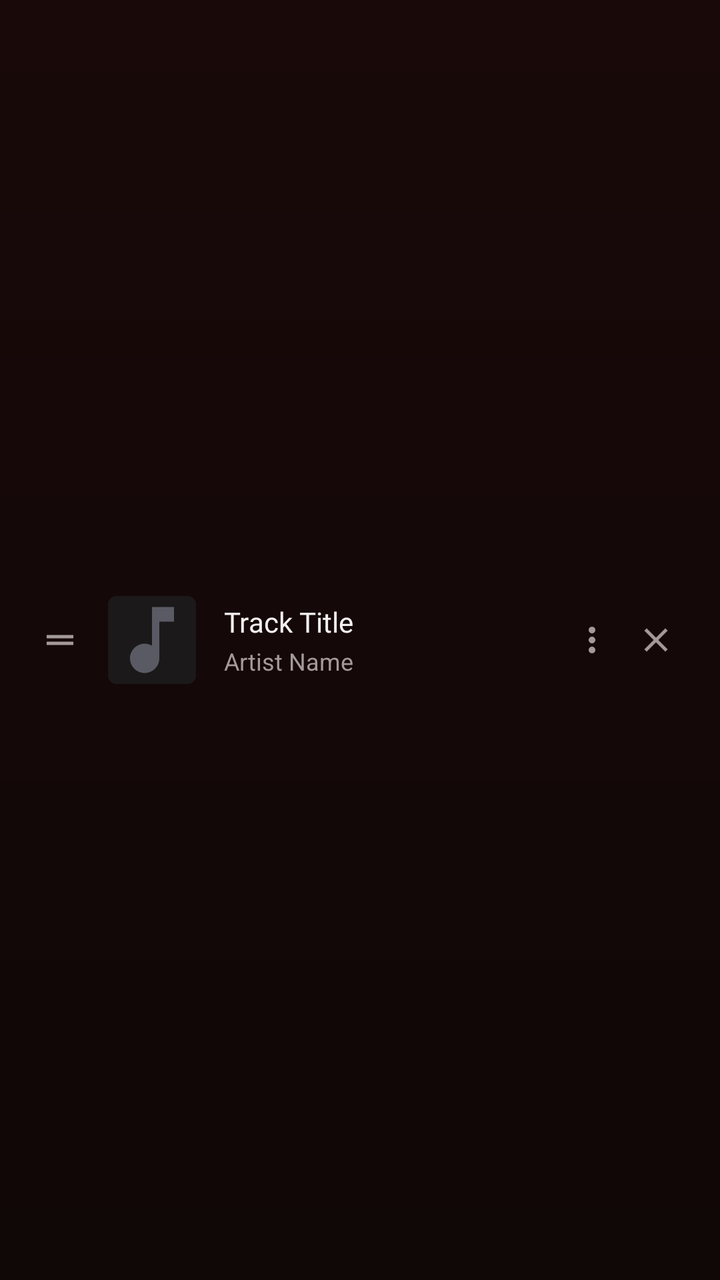
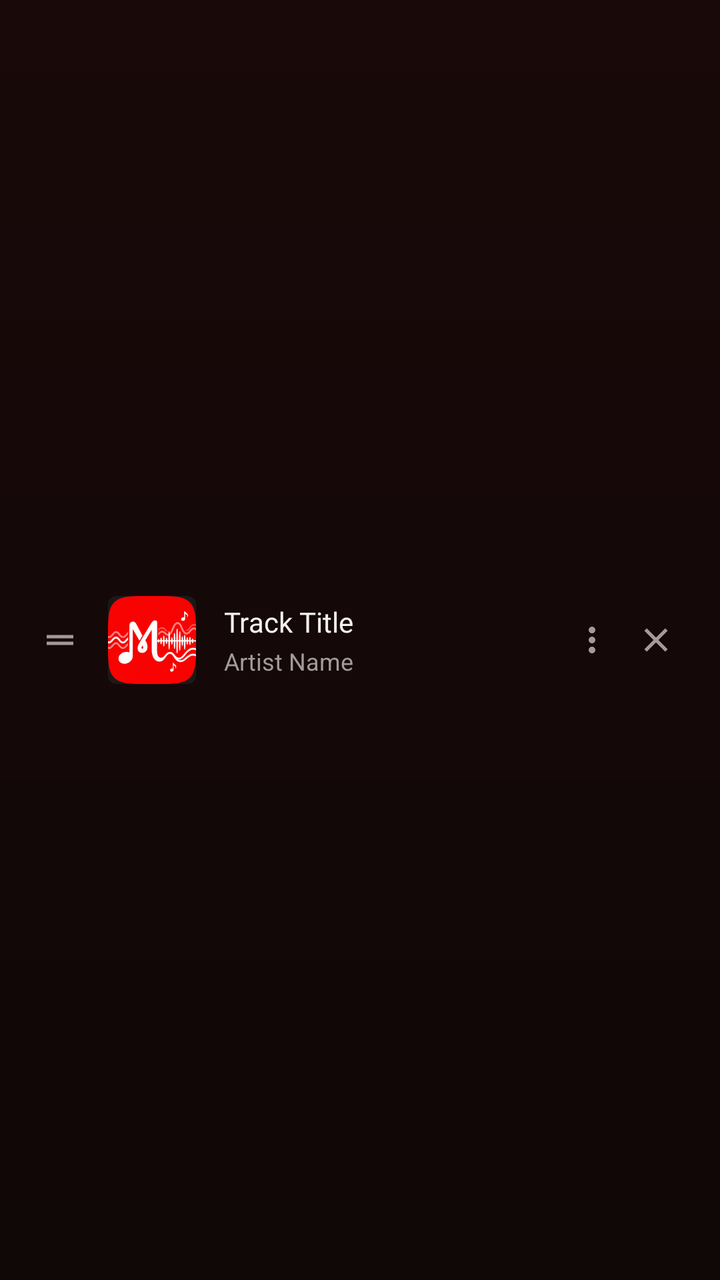

Two renders of the same Android screen: before a commit and after it. Below are the layout's source before the change and the commit's diff.
<!-- AndroidManifest.xml: application theme Theme.BraveMusicPlayer -->
<!-- res/layout/item_queue_song.xml -->
<?xml version="1.0" encoding="utf-8"?>
<LinearLayout xmlns:android="http://schemas.android.com/apk/res/android"
    xmlns:app="http://schemas.android.com/apk/res-auto"
    android:layout_width="match_parent"
    android:layout_height="wrap_content"
    android:background="?android:attr/selectableItemBackground"
    android:clickable="true"
    android:focusable="true"
    android:gravity="center_vertical"
    android:orientation="horizontal"
    android:paddingStart="16dp"
    android:paddingTop="8dp"
    android:paddingEnd="16dp"
    android:paddingBottom="8dp">

    
    <ImageView
        android:id="@+id/ivQueueDragHandle"
        android:layout_width="28dp"
        android:layout_height="28dp"
        android:background="?android:attr/selectableItemBackgroundBorderless"
        android:contentDescription="Drag to reorder"
        android:padding="4dp"
        android:src="@drawable/ic_drag_handle"
        app:tint="@color/ytm_icon_inactive" />

    
    <androidx.cardview.widget.CardView
        android:layout_width="44dp"
        android:layout_height="44dp"
        android:layout_marginStart="10dp"
        app:cardBackgroundColor="@color/ytm_surface_dark"
        app:cardCornerRadius="4dp"
        app:cardElevation="0dp">

        <ImageView
            android:id="@+id/ivQueueCover"
            android:layout_width="match_parent"
            android:layout_height="match_parent"
            android:contentDescription="Album Cover"
            android:scaleType="centerCrop"
            android:src="@drawable/ic_music_note" />
    </androidx.cardview.widget.CardView>

    
    <LinearLayout
        android:layout_width="0dp"
        android:layout_height="wrap_content"
        android:layout_marginStart="14dp"
        android:layout_marginEnd="10dp"
        android:layout_weight="1"
        android:orientation="vertical">

        <TextView
            android:id="@+id/tvQueueTitle"
            android:layout_width="wrap_content"
            android:layout_height="wrap_content"
            android:ellipsize="end"
            android:fontFamily="@font/youtube_sans_bold_font"
            android:maxLines="1"
            android:text="Track Title"
            android:textColor="@color/ytm_text_primary"
            android:textSize="14sp" />

        <LinearLayout
            android:layout_width="wrap_content"
            android:layout_height="wrap_content"
            android:layout_marginTop="2dp"
            android:gravity="center_vertical"
            android:orientation="horizontal">

            <TextView
                android:id="@+id/tvQueueOriginBadge"
                android:layout_width="wrap_content"
                android:layout_height="wrap_content"
                android:layout_marginEnd="6dp"
                android:background="@drawable/bg_pill_badge"
                android:fontFamily="sans-serif-bold"
                android:paddingStart="4dp"
                android:paddingTop="1dp"
                android:paddingEnd="4dp"
                android:paddingBottom="1dp"
                android:text="QUEUED"
                android:textColor="@color/ytm_text_secondary"
                android:textSize="9sp"
                android:visibility="gone" />

            <TextView
                android:id="@+id/tvQueueArtist"
                android:layout_width="wrap_content"
                android:layout_height="wrap_content"
                android:ellipsize="end"
                android:fontFamily="sans-serif"
                android:maxLines="1"
                android:text="Artist Name"
                android:textColor="@color/ytm_text_secondary"
                android:textSize="12sp" />
        </LinearLayout>
    </LinearLayout>

    
    <ImageView
        android:id="@+id/ivQueuePlayingIndicator"
        android:layout_width="20dp"
        android:layout_height="20dp"
        android:layout_marginEnd="12dp"
        android:contentDescription="Currently Playing"
        android:src="@drawable/ic_equalizer"
        android:visibility="gone"
        app:tint="@color/ytm_red" />

    
    <ImageView
        android:id="@+id/btnQueueMore"
        android:layout_width="32dp"
        android:layout_height="32dp"
        android:background="?android:attr/selectableItemBackgroundBorderless"
        android:contentDescription="Track Options"
        android:padding="6dp"
        android:src="@drawable/ic_more_vert"
        app:tint="@color/ytm_icon_inactive" />

    
    <ImageView
        android:id="@+id/btnQueueRemove"
        android:layout_width="32dp"
        android:layout_height="32dp"
        android:background="?android:attr/selectableItemBackgroundBorderless"
        android:contentDescription="Remove from Queue"
        android:padding="6dp"
        android:src="@drawable/ic_close"
        app:tint="@color/ytm_icon_inactive" />

</LinearLayout>
<!-- resources referenced by this layout -->
<resources>
  <color name="ytm_icon_inactive">@color/textSecondary</color>
  <color name="ytm_red">@color/accentPrimary</color>
  <color name="ytm_surface_dark">@color/surfaceCard</color>
  <color name="ytm_text_primary">@color/textPrimary</color>
  <color name="ytm_text_secondary">@color/textSecondary</color>
  <!-- drawable bg_pill_badge (drawable) -->
  <?xml version="1.0" encoding="utf-8"?>
  <shape xmlns:android="http://schemas.android.com/apk/res/android"
      android:shape="rectangle">
      <solid android:color="@color/surfaceElevated" />
      <stroke
          android:width="1dp"
          android:color="@color/borderSubtle" />
      <corners android:radius="6dp" />
  </shape>
  <!-- drawable ic_close (drawable) -->
  <vector xmlns:android="http://schemas.android.com/apk/res/android"
      android:width="24dp"
      android:height="24dp"
      android:viewportWidth="24"
      android:viewportHeight="24">
      <path
          android:fillColor="#FFFFFFFF"
          android:pathData="M19,6.41L17.59,5 12,10.59 6.41,5 5,6.41 10.59,12 5,17.59 6.41,19 12,13.41 17.59,19 19,17.59 13.41,12z"/>
  </vector>
  <!-- drawable ic_drag_handle (drawable) -->
  <vector xmlns:android="http://schemas.android.com/apk/res/android"
      android:width="24dp"
      android:height="24dp"
      android:viewportWidth="24"
      android:viewportHeight="24">
      <path
          android:fillColor="#FFFFFFFF"
          android:pathData="M20,9H4v2h16V9zM4,15h16v-2H4V15z"/>
  </vector>
  <!-- drawable ic_equalizer (drawable) -->
  <vector xmlns:android="http://schemas.android.com/apk/res/android"
      android:width="24dp"
      android:height="24dp"
      android:viewportWidth="24"
      android:viewportHeight="24">
      <path
          android:fillColor="#FFFFFFFF"
          android:pathData="M10,20h4V4h-4v16zm-6,0h4v-8H4v8zM16,9v11h4V9h-4z"/>
  </vector>
  <!-- drawable ic_music_note (drawable) -->
  <vector xmlns:android="http://schemas.android.com/apk/res/android"
      android:width="24dp"
      android:height="24dp"
      android:viewportWidth="24"
      android:viewportHeight="24">
      <path
          android:fillColor="#5A5A64"
          android:pathData="M12,3v10.55c-0.59,-0.34 -1.27,-0.55 -2,-0.55 -2.21,0 -4,1.79 -4,4s1.79,4 4,4 4,-1.79 4,-4V7h4V3h-6z"/>
  </vector>
  <color name="textSecondary">#A49A9A</color>
  <color name="accentPrimary">#B8203A</color>
  <color name="surfaceCard">#1B1919</color>
  <color name="textPrimary">#F5F1F1</color>
  <color name="surfaceElevated">#241010</color>
  <color name="borderSubtle">#422020</color>
  <color name="accentPressed">#8F1830</color>
  <color name="background">#100707</color>
  <color name="backgroundSecondary">#190909</color>
  <!-- drawable bg_ytm_gradient (drawable) -->
  <?xml version="1.0" encoding="utf-8"?>
  <shape xmlns:android="http://schemas.android.com/apk/res/android"
      android:shape="rectangle">
      <gradient
          android:angle="270"
          android:startColor="@color/backgroundSecondary"
          android:endColor="@color/background"
          android:type="linear" />
  </shape>
  <style name="MelodyBottomSheetDialogTheme" parent="Theme.Design.Light.BottomSheetDialog">
          <item name="bottomSheetStyle">@style/MelodyBottomSheetStyle</item>
          <item name="android:windowIsFloating">false</item>
          <item name="android:navigationBarColor">@color/backgroundSecondary</item>
          <item name="android:windowLightNavigationBar" tools:targetApi="27">false</item>
      </style>
  <style name="MelodyBottomSheetStyle" parent="Widget.Design.BottomSheet.Modal">
          <item name="android:background">@android:color/transparent</item>
      </style>
  <!-- unchanged entries left out for length: 2 -->
</resources>

<!-- the commit's change to res/layout/item_queue_song.xml (unified diff, before → after) -->
@@ -39,7 +39,7 @@
             android:layout_height="match_parent"
             android:contentDescription="Album Cover"
             android:scaleType="centerCrop"
-            android:src="@drawable/ic_music_note" />
+            android:src="@drawable/ic_melody_logo" />
     </androidx.cardview.widget.CardView>
 
     
<!-- resource entries referenced after the edit -->
@@ -45,16 +45,7 @@
           android:fillColor="#FFFFFFFF"
           android:pathData="M10,20h4V4h-4v16zm-6,0h4v-8H4v8zM16,9v11h4V9h-4z"/>
   </vector>
-  <!-- drawable ic_music_note (drawable) -->
-  <vector xmlns:android="http://schemas.android.com/apk/res/android"
-      android:width="24dp"
-      android:height="24dp"
-      android:viewportWidth="24"
-      android:viewportHeight="24">
-      <path
-          android:fillColor="#5A5A64"
-          android:pathData="M12,3v10.55c-0.59,-0.34 -1.27,-0.55 -2,-0.55 -2.21,0 -4,1.79 -4,4s1.79,4 4,4 4,-1.79 4,-4V7h4V3h-6z"/>
-  </vector>
+  <!-- drawable ic_melody_logo: png bitmap (drawable, 46801 bytes) -->
   <color name="textSecondary">#A49A9A</color>
   <color name="accentPrimary">#B8203A</color>
   <color name="surfaceCard">#1B1919</color>
